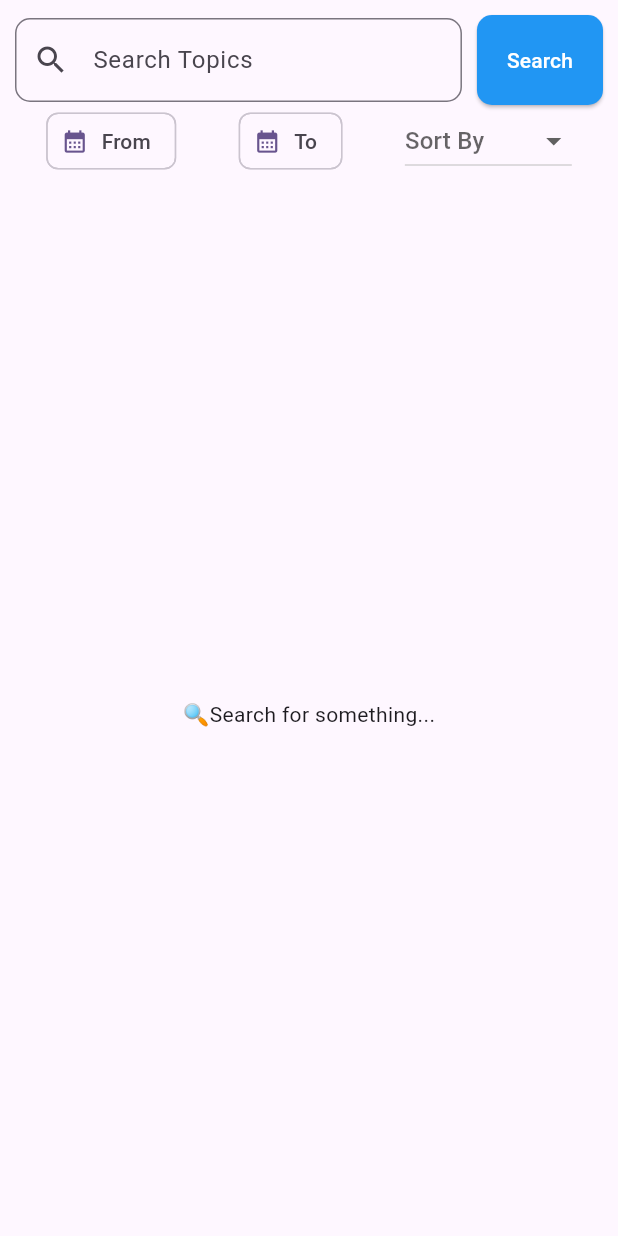
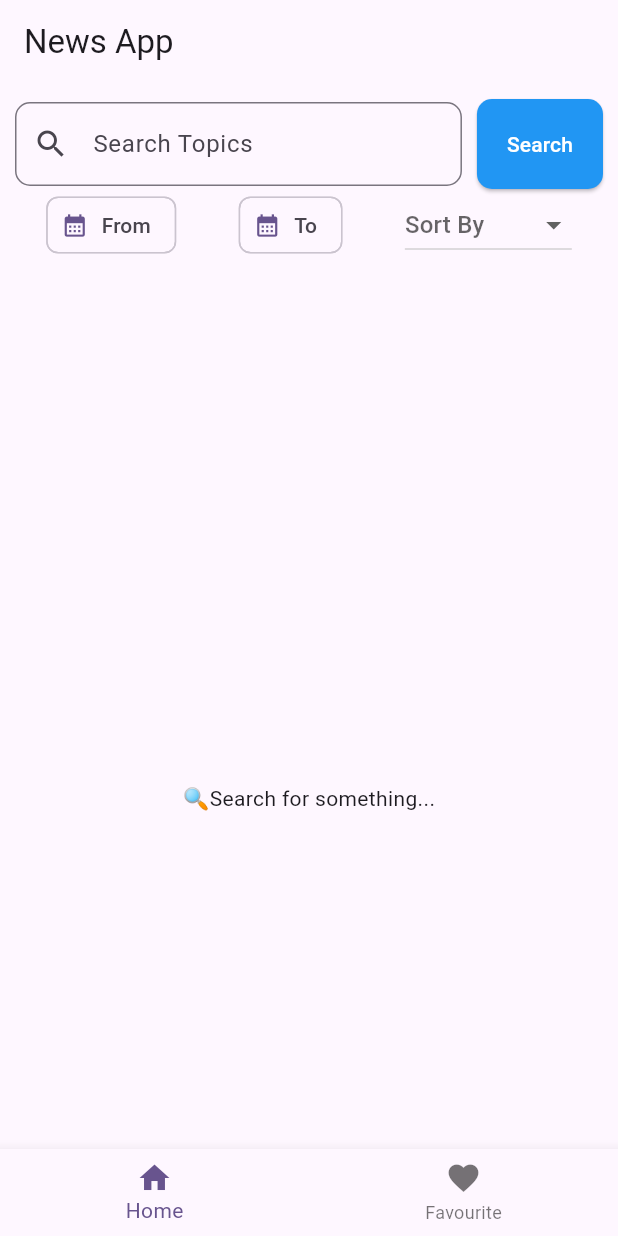
Before and after one commit to SoumyadeepOSD/newsapp, a Flutter app: the screen it shows after launch, on a phone screen of 412 x 824 dp. Run offline on Flutter 3.47's test engine with Material 2 defaults, Android fonts, the phone set to English and light mode, and no system bars; our stand-ins replace flutter_dotenv, webview_flutter; network calls fail.

Commit message:
add to favourite function added

```diff
--- /dev/null
+++ b/lib/actual.dart
@@ -0,0 +1,46 @@
+import 'package:flutter/material.dart';
+import 'package:newsapp/favourite.dart';
+import 'package:newsapp/home.dart';
+
+class Actual extends StatefulWidget {
+  const Actual({super.key});
+
+  @override
+  State<Actual> createState() => _ActualState();
+}
+
+class _ActualState extends State<Actual> {
+  int _index = 0;
+  List<Widget> tabs = const [
+    HomePage(),
+    Favourite(),
+  ];
+  @override
+  Widget build(BuildContext context) {
+    return Scaffold(
+      appBar: AppBar(
+        title: const Text("News App"),
+      ),
+      body: Center(
+        child: tabs[_index],
+      ),
+      bottomNavigationBar: BottomNavigationBar(
+          items: const [
+            BottomNavigationBarItem(
+              label: "Home",
+              icon: Icon(Icons.home),
+            ),
+            BottomNavigationBarItem(
+              label: "Favourite",
+              icon: Icon(Icons.favorite),
+            )
+          ],
+          currentIndex: _index,
+          onTap: (value) {
+            setState(() {
+              _index = value;
+            });
+          }),
+    );
+  }
+}
--- a/lib/main.dart
+++ b/lib/main.dart
@@ -1,6 +1,9 @@
 import 'package:flutter/material.dart';
+import 'package:newsapp/actual.dart';
 import 'package:newsapp/home.dart';
 import 'package:flutter_dotenv/flutter_dotenv.dart';
+import 'package:newsapp/stateprovider.dart';
+import 'package:provider/provider.dart';
 
 Future<void> main() async {
   await dotenv.load(fileName: ".ENV");
@@ -13,14 +16,17 @@ class MyApp extends StatelessWidget {
   // This widget is the root of your application.
   @override
   Widget build(BuildContext context) {
-    return MaterialApp(
-      debugShowCheckedModeBanner: false,
-      title: 'News App',
-      theme: ThemeData(
-        colorScheme: ColorScheme.fromSeed(seedColor: Colors.deepPurple),
-        useMaterial3: true,
+    return ChangeNotifierProvider(
+      create: (context) => MyProvider(),
+      child: MaterialApp(
+        debugShowCheckedModeBanner: false,
+        title: 'News App',
+        theme: ThemeData(
+          colorScheme: ColorScheme.fromSeed(seedColor: Colors.deepPurple),
+          useMaterial3: true,
+        ),
+        home: const Actual(),
       ),
-      home: const HomePage(),
     );
   }
 }
--- a/pubspec.yaml
+++ b/pubspec.yaml
@@ -38,6 +38,7 @@ dependencies:
   http: ^1.1.0
   flutter_dotenv: ^5.1.0
   webview_flutter: ^4.4.2
+  provider: ^6.1.1
 
 
 
```
Also changed, not shown: lib/favourite.dart (added, +138 -0 lines), lib/home.dart (+71 -18 lines), lib/model.dart (added, +13 -0 lines), lib/stateprovider.dart (added, +42 -0 lines), pubspec.lock.
